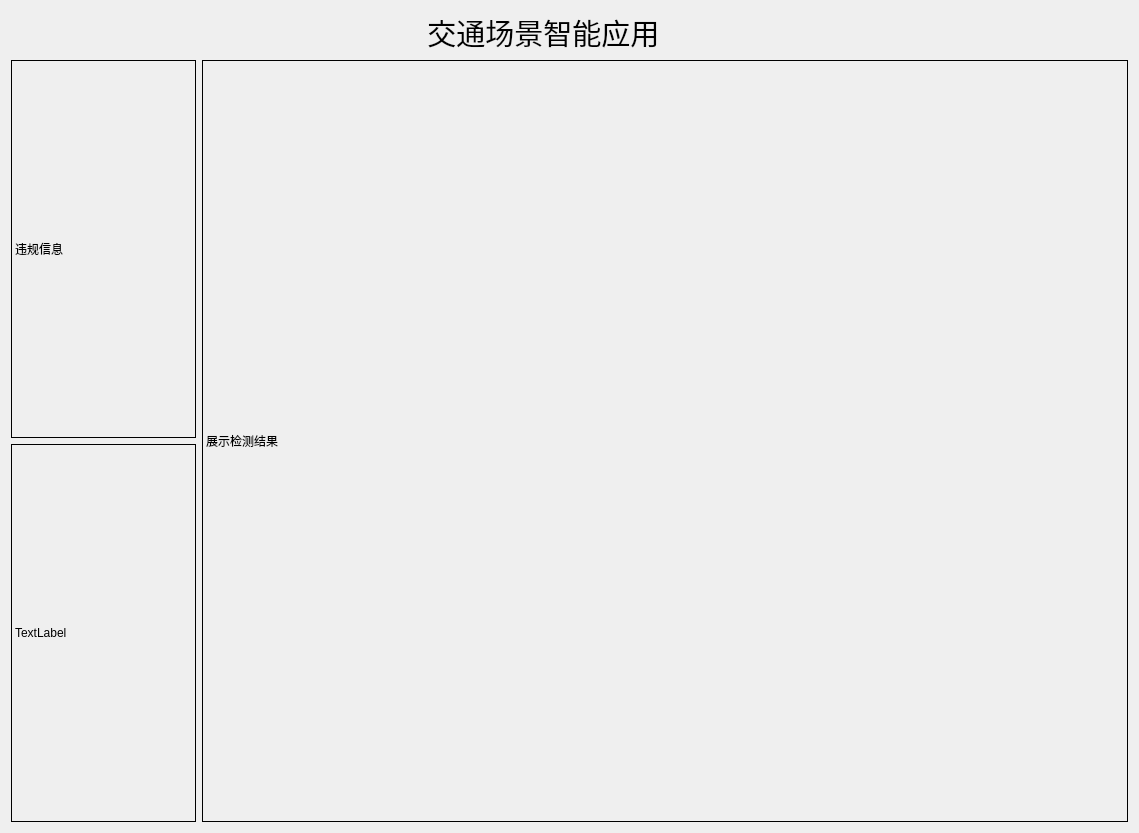
First picture: the form in GUI.ui, repository JoyceLiang-sudo/softcup2020, before the edit.
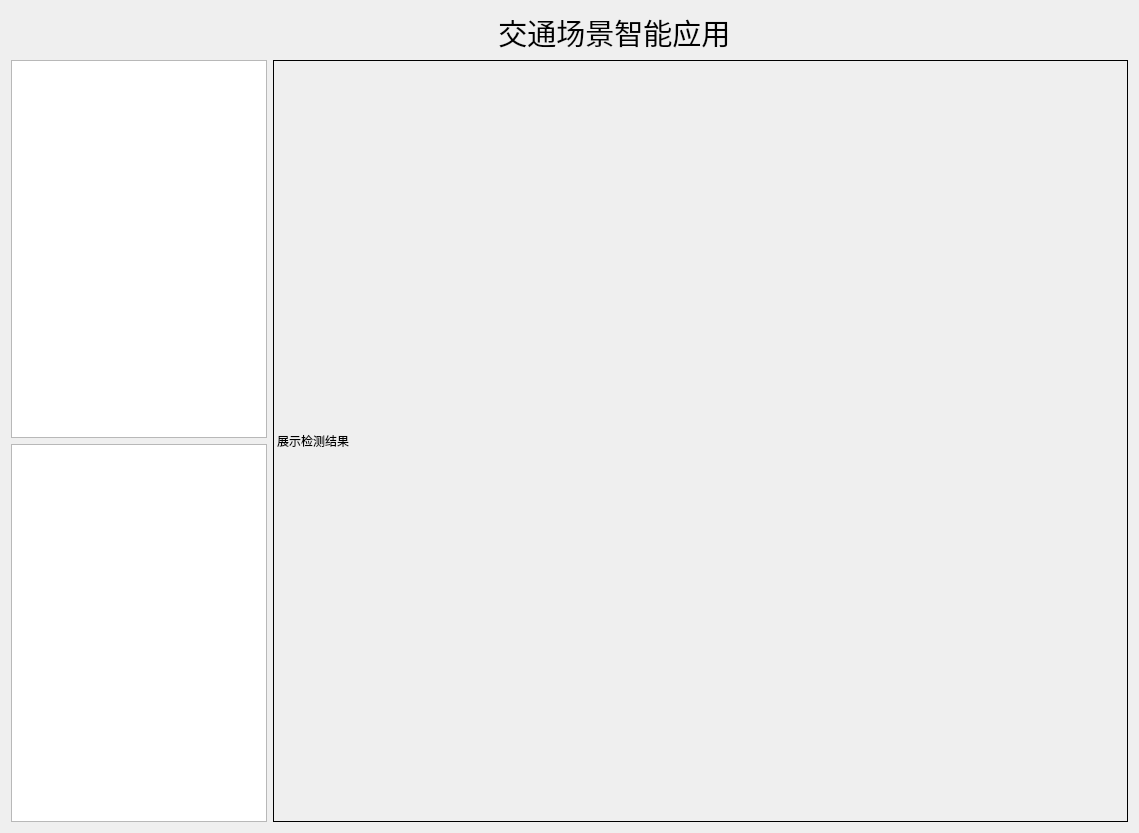
Second picture: the form after the edit.

Commit message: Qt界面更新

```diff
--- a/GUI.ui
+++ b/GUI.ui
@@ -10,34 +10,36 @@
     <height>833</height>
    </rect>
   </property>
+  <property name="sizePolicy">
+   <sizepolicy hsizetype="Minimum" vsizetype="Minimum">
+    <horstretch>0</horstretch>
+    <verstretch>0</verstretch>
+   </sizepolicy>
+  </property>
+  <property name="minimumSize">
+   <size>
+    <width>8</width>
+    <height>8</height>
+   </size>
+  </property>
   <property name="windowTitle">
    <string>Form</string>
   </property>
   <layout class="QGridLayout" name="gridLayout">
-   <item row="3" column="0">
-    <widget class="QLabel" name="show_message2">
-     <property name="sizePolicy">
-      <sizepolicy hsizetype="Minimum" vsizetype="Minimum">
-       <horstretch>0</horstretch>
-       <verstretch>0</verstretch>
-      </sizepolicy>
-     </property>
-     <property name="frameShape">
-      <enum>QFrame::Box</enum>
-     </property>
-     <property name="text">
-      <string>TextLabel</string>
-     </property>
-    </widget>
-   </item>
-   <item row="2" column="1" rowspan="2">
+   <item row="2" column="1" rowspan="4">
     <widget class="QLabel" name="show_video">
      <property name="sizePolicy">
       <sizepolicy hsizetype="Expanding" vsizetype="Expanding">
-       <horstretch>5</horstretch>
-       <verstretch>0</verstretch>
+       <horstretch>4</horstretch>
+       <verstretch>8</verstretch>
       </sizepolicy>
      </property>
+     <property name="minimumSize">
+      <size>
+       <width>10</width>
+       <height>10</height>
+      </size>
+     </property>
      <property name="font">
       <font>
        <weight>50</weight>
@@ -52,23 +54,7 @@
      </property>
     </widget>
    </item>
-   <item row="2" column="0">
-    <widget class="QLabel" name="show_message">
-     <property name="sizePolicy">
-      <sizepolicy hsizetype="Preferred" vsizetype="Minimum">
-       <horstretch>1</horstretch>
-       <verstretch>0</verstretch>
-      </sizepolicy>
-     </property>
-     <property name="frameShape">
-      <enum>QFrame::Box</enum>
-     </property>
-     <property name="text">
-      <string>违规信息</string>
-     </property>
-    </widget>
-   </item>
-   <item row="1" column="1">
+   <item row="0" column="1">
     <widget class="QLabel" name="label">
      <property name="sizePolicy">
       <sizepolicy hsizetype="Fixed" vsizetype="Fixed">
@@ -96,6 +82,29 @@
      </property>
     </widget>
    </item>
+   <item row="2" column="0" rowspan="2">
+    <widget class="QTextBrowser" name="show_message">
+     <property name="sizePolicy">
+      <sizepolicy hsizetype="Fixed" vsizetype="Minimum">
+       <horstretch>1</horstretch>
+       <verstretch>0</verstretch>
+      </sizepolicy>
+     </property>
+     <property name="lineWrapMode">
+      <enum>QTextEdit::WidgetWidth</enum>
+     </property>
+    </widget>
+   </item>
+   <item row="4" column="0" rowspan="2">
+    <widget class="QTextBrowser" name="show_message2">
+     <property name="sizePolicy">
+      <sizepolicy hsizetype="Fixed" vsizetype="Minimum">
+       <horstretch>0</horstretch>
+       <verstretch>0</verstretch>
+      </sizepolicy>
+     </property>
+    </widget>
+   </item>
   </layout>
  </widget>
  <resources/>
```
The commit also changes 1 other file.
